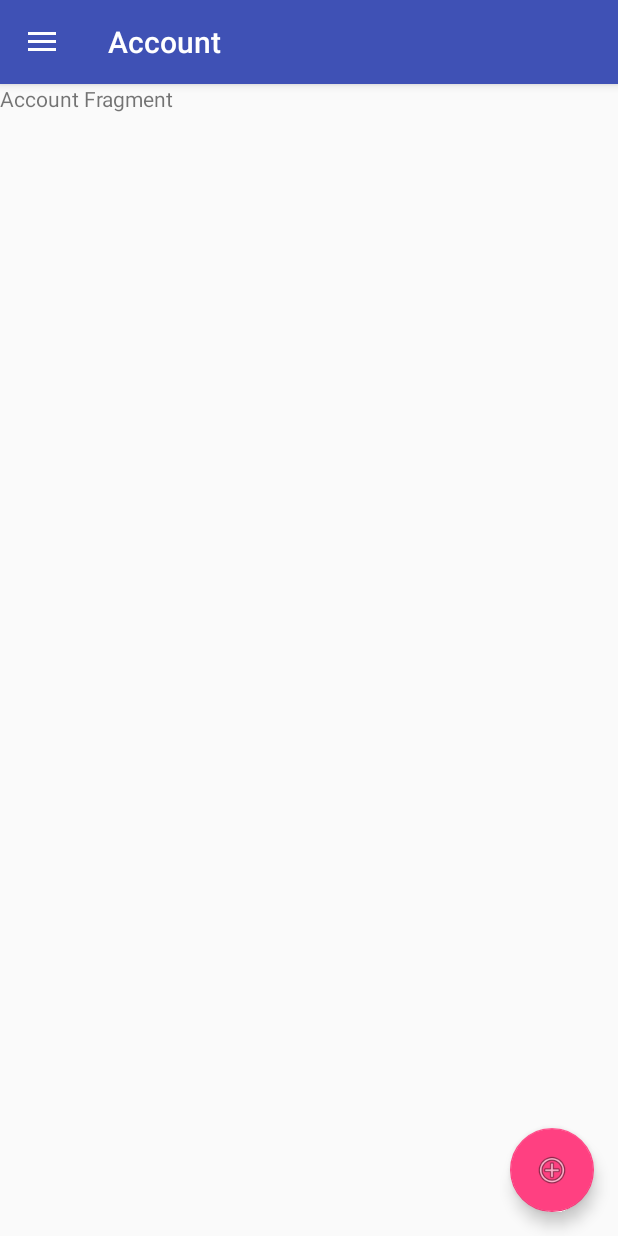
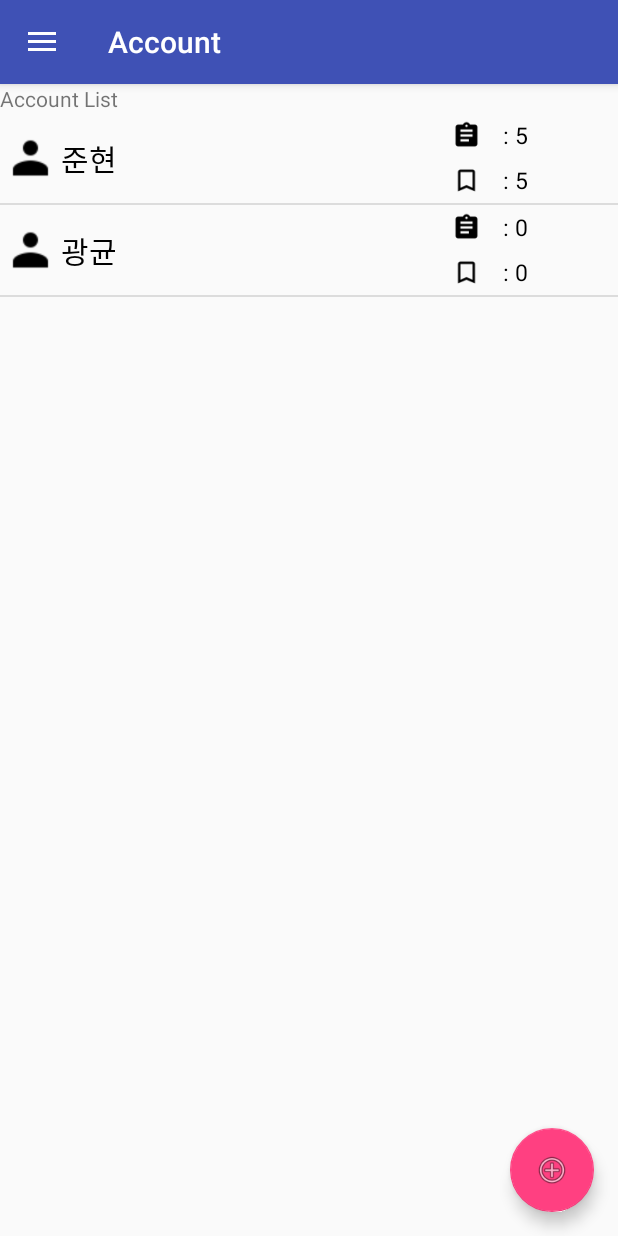
Before and after one commit to Durumari/partner, an Android app: the screen it shows after launch (MainActivity), in the side drawer, after a tap on "Account Settings", on a phone screen of 412 x 824 dp. Run offline under Robolectric (Android 15) with nearby library versions, the phone set to English and light mode, and no system bars; libraries missing offline, so code that uses them is left out: com.naver.speech, com.perples.recosdk, net.daum.mf; 16 statements that could not run were skipped.

Commit message:
updated UserManager & added userInfomation sync function.

```diff
--- /dev/null
+++ b/app/src/main/java/com/a3did/partner/account/PartnerUserInfo.java
@@ -0,0 +1,58 @@
+package com.a3did.partner.account;
+
+import com.a3did.partner.adapterlist.AchievementListData;
+import com.a3did.partner.adapterlist.AssistantListData;
+import com.a3did.partner.adapterlist.CompletedListData;
+import com.a3did.partner.adapterlist.MissedListData;
+import com.a3did.partner.adapterlist.RewardListData;
+import com.a3did.partner.adapterlist.SafetyData;
+
+import java.util.ArrayList;
+
+/**
+ * Created by Joonhyun on 2016-11-26.
+ */
+
+public class PartnerUserInfo {
+    //이름
+    public String mName;
+    //유니크 아이디
+    public int mUID;
+    //비콘 정보
+    public String mBeaconInfo;
+    //폰 번호
+    public String mUserPhoneNumber;
+    //부모님 번호
+    public String mParentPhoneNumber;
+    //보유 별
+    public int mStarNumber;
+    //일정 리스트
+    public ArrayList<AssistantListData> mScheduleInfoList;
+    //목표 리스트
+    public ArrayList<AchievementListData> mAchievementInfoList;
+
+    //리워드 리스트
+    public ArrayList<RewardListData> mRewardInfoList;
+    //위험 지역 리스트
+    public ArrayList<SafetyData> mSafetyInfoList;
+    //완료 리스트
+    public ArrayList<CompletedListData> mCompletedInfoList;
+    //실패 리스트
+    public ArrayList<MissedListData> mMissedInfoList;
+
+    public PartnerUserInfo()
+    {
+        mName = null;
+        mUID = 0;
+        mBeaconInfo = null;
+        mUserPhoneNumber = null;
+        mParentPhoneNumber = null;
+        mStarNumber = 0;
+        mScheduleInfoList = new ArrayList<AssistantListData>();
+        mAchievementInfoList = new ArrayList<AchievementListData>();
+        mRewardInfoList = new ArrayList<RewardListData>();
+        mSafetyInfoList = new ArrayList<SafetyData>();
+        mCompletedInfoList = new ArrayList<CompletedListData>();
+        mMissedInfoList = new ArrayList<MissedListData>();
+    };
+}
--- /dev/null
+++ b/app/src/main/java/com/a3did/partner/account/UserManager.java
@@ -0,0 +1,176 @@
+package com.a3did.partner.account;
+
+import android.content.Context;
+import android.icu.text.MessagePattern;
+import android.support.v4.content.ContextCompat;
+
+import com.a3did.partner.adapterlist.AchievementListData;
+import com.a3did.partner.adapterlist.AssistantListData;
+import com.a3did.partner.adapterlist.RewardListData;
+import com.a3did.partner.partner.R;
+
+import java.util.ArrayList;
+
+/**
+ * Created by Joonhyun on 2016-11-26.
+ */
+
+
+public class UserManager {
+
+    private static UserManager mInstance;
+    private ArrayList<PartnerUserInfo> mUserInfoList;
+    private PartnerUserInfo mCurrentUserInfo;
+    private Context mContext;
+    private UserManager(){
+        mInstance = null;
+        mUserInfoList = new ArrayList<PartnerUserInfo>();
+        mCurrentUserInfo = null;
+    }
+
+    public void setContext(Context context){
+        mContext = context;
+    }
+    public static UserManager getInstance(){
+        if(mInstance == null)
+            mInstance = new UserManager();
+
+        return mInstance;
+    }
+
+    public PartnerUserInfo getCurrentUserInfo(){
+        return mCurrentUserInfo;
+    }
+
+    public ArrayList<PartnerUserInfo> getUserInfoLIst(){
+        return mUserInfoList;
+    }
+    public void setCurrentUserInfo(PartnerUserInfo userInfo){
+        mCurrentUserInfo = userInfo;
+    }
+
+    public void setCurrentUserInfo(int index){
+        mCurrentUserInfo = mUserInfoList.get(index);
+    }
+
+    public String getCurrentUserName(){
+        if(mCurrentUserInfo != null){
+            return mCurrentUserInfo.mName;
+        }
+        return null;
+    }
+
+    public void generateInformation(){
+        // to do :여기에 유저들 정보 2명정도 미리 만들어 두기
+
+        //최준현
+        PartnerUserInfo userInfo = new PartnerUserInfo();
+        userInfo.mName = "준현";
+        userInfo.mStarNumber = 500;
+        userInfo.mBeaconInfo = "24DDF4118CF1440C87CDE368DAF9C93E";
+        userInfo.mUserPhoneNumber = "01093348599";
+        userInfo.mParentPhoneNumber = "01062747927";
+        userInfo.mUID = hashCode();
+        //정보 기입
+
+        //assistant
+        AssistantListData listData = new AssistantListData();
+        listData.setItem(ContextCompat.getDrawable(mContext, R.drawable.ic_assignment_black_24dp),
+                "수학 숙제하기", "11월 19일 오후 4시") ;
+        userInfo.mScheduleInfoList.add(listData);
+
+        listData = new AssistantListData();
+        listData.setItem(ContextCompat.getDrawable(mContext, R.drawable.ic_home_black_24dp),
+                "강아지 먹이주기", "11월 19일 오후 5시") ;
+        userInfo.mScheduleInfoList.add(listData);
+
+        listData = new AssistantListData();
+        listData.setItem(ContextCompat.getDrawable(mContext, R.drawable.ic_bookmark_border_black_24dp),
+                "미술학원 가기", "11월 19일 오후 6시") ;
+        userInfo.mScheduleInfoList.add(listData);
+
+        listData = new AssistantListData();
+        listData.setItem(ContextCompat.getDrawable(mContext, R.drawable.ic_assignment_black_24dp),
+                "인터넷 강의 보기", "11월 19일 오후 8시") ;
+        userInfo.mScheduleInfoList.add(listData);
+
+        listData = new AssistantListData();
+        listData.setItem(ContextCompat.getDrawable(mContext, R.drawable.ic_home_black_24dp),
+                "자기 전에 영양제먹기", "11월 19일 오후 9시") ;
+        userInfo.mScheduleInfoList.add(listData);
+
+        //achievement
+        AchievementListData achievementlistData = new AchievementListData();
+        achievementlistData.setItem(ContextCompat.getDrawable(mContext, R.drawable.ic_bookmark_border_black_24dp),
+                "수학 시험 100점 맞기", 10, "11월 19일 오후 3시", "12월 20일 오후 3시");
+        userInfo.mAchievementInfoList.add(achievementlistData);
+
+        achievementlistData = new AchievementListData();
+        achievementlistData.setItem(ContextCompat.getDrawable(mContext, R.drawable.ic_bookmark_border_black_24dp),
+                "집 어지럽히지 않고 5일 유지하기", 5, "11월 19일 오후 4시", "11월 24일 오후 4시");
+        userInfo.mAchievementInfoList.add(achievementlistData);
+
+        achievementlistData = new AchievementListData();
+        achievementlistData.setItem(ContextCompat.getDrawable(mContext, R.drawable.ic_bookmark_border_black_24dp),
+                "두시간 집중해서 독서하기", 1, "11월 19일 오후 5시", "11월 29일 오후 7시");
+        userInfo.mAchievementInfoList.add(achievementlistData);
+
+        achievementlistData = new AchievementListData();
+        achievementlistData.setItem(ContextCompat.getDrawable(mContext, R.drawable.ic_bookmark_border_black_24dp),
+                "운동 주 5회 하기", 2, "11월 19일 오후 9시", "11월 26일 오후 9시");
+        userInfo.mAchievementInfoList.add(achievementlistData);
+
+        achievementlistData = new AchievementListData();
+        achievementlistData.setItem(ContextCompat.getDrawable(mContext, R.drawable.ic_bookmark_border_black_24dp),
+                "강아지 목욕시켜주기", 1, "11월 20일 오후 8시", "11월 20일 오후 9시");
+        userInfo.mAchievementInfoList.add(achievementlistData);
+
+        //reward
+        RewardListData rewardListData = new RewardListData();
+        // 첫 번째 아이템 추가.
+        rewardListData.setItem(ContextCompat.getDrawable(mContext, R.drawable.ic_card_giftcard_black_24dp),
+                "뽀로로 컴퓨터 사기", 100); ;
+        userInfo.mRewardInfoList.add(rewardListData);
+        // 두 번째 아이템 추가.
+        rewardListData = new RewardListData();
+        rewardListData.setItem(ContextCompat.getDrawable(mContext, R.drawable.ic_card_giftcard_black_24dp),
+                "놀이동산 가기", 60) ;
+        userInfo.mRewardInfoList.add(rewardListData);
+
+        // 세 번째 아이템 추가.
+        rewardListData = new RewardListData();
+        rewardListData.setItem(ContextCompat.getDrawable(mContext, R.drawable.ic_card_giftcard_black_24dp),
+                "짜장면 먹기",  10) ;
+        userInfo.mRewardInfoList.add(rewardListData);
+
+        // 네 번째 아이템 추가.
+        rewardListData = new RewardListData();
+        rewardListData.setItem(ContextCompat.getDrawable(mContext, R.drawable.ic_card_giftcard_black_24dp),
+                "컴퓨터 이용 1시간 쿠폰!", 20) ;
+        userInfo.mRewardInfoList.add(rewardListData);
+
+        //safety
+
+        //completed
+
+        //missed
+
+        mUserInfoList.add(userInfo);
+
+
+        //서광균
+        userInfo = new PartnerUserInfo();
+        userInfo.mName = "광균";
+        userInfo.mStarNumber = 400;
+        userInfo.mBeaconInfo = "";
+        userInfo.mUserPhoneNumber = "01093348599";
+        userInfo.mParentPhoneNumber = "01062747927";
+        userInfo.mUID = hashCode();
+
+        //정보 기입
+
+
+        mUserInfoList.add(userInfo);
+
+    }
+}
--- a/app/src/main/java/com/a3did/partner/fragmentlist/AccountFragment.java
+++ b/app/src/main/java/com/a3did/partner/fragmentlist/AccountFragment.java
@@ -4,10 +4,15 @@ import android.content.Context;
 import android.net.Uri;
 import android.os.Bundle;
 import android.app.Fragment;
+import android.support.v4.content.ContextCompat;
 import android.view.LayoutInflater;
 import android.view.View;
 import android.view.ViewGroup;
+import android.widget.ListView;
 
+import com.a3did.partner.account.UserManager;
+import com.a3did.partner.adapterlist.AccountListAdapter;
+import com.a3did.partner.adapterlist.AssistantListAdapter;
 import com.a3did.partner.partner.R;
 
 
@@ -31,6 +36,9 @@ public class AccountFragment extends android.support.v4.app.Fragment {
     private String mParam2;
 
     private OnFragmentInteractionListener mListener;
+
+    ListView mListView;
+    AccountListAdapter mListAdapter;
 
     public AccountFragment() {
         // Required empty public constructor
@@ -67,7 +75,16 @@ public class AccountFragment extends android.support.v4.app.Fragment {
     public View onCreateView(LayoutInflater inflater, ViewGroup container,
                              Bundle savedInstanceState) {
         // Inflate the layout for this fragment
-        return inflater.inflate(R.layout.fragment_account, container, false);
+        View v = inflater.inflate(R.layout.fragment_account, container, false);
+
+        mListAdapter = new AccountListAdapter();
+        UserManager userManager = UserManager.getInstance();
+        mListAdapter.setList(userManager.getUserInfoLIst());
+
+        mListView = (ListView)v.findViewById(R.id.Account_list);
+        mListView.setAdapter(mListAdapter);
+        return v;
+
     }
 
     // TODO: Rename method, update argument and hook method into UI event
--- a/app/src/main/java/com/a3did/partner/fragmentlist/AchievementFragment.java
+++ b/app/src/main/java/com/a3did/partner/fragmentlist/AchievementFragment.java
@@ -11,6 +11,8 @@ import android.view.ViewGroup;
 import android.widget.ArrayAdapter;
 import android.widget.ListView;
 
+import com.a3did.partner.account.PartnerUserInfo;
+import com.a3did.partner.account.UserManager;
 import com.a3did.partner.adapterlist.AchievementListAdapter;
 import com.a3did.partner.partner.R;
 
@@ -76,28 +78,14 @@ public class AchievementFragment extends android.support.v4.app.Fragment {
                              Bundle savedInstanceState) {
         // Inflate the layout for this fragment
         View v = inflater.inflate(R.layout.fragment_achievement, container, false);
-        /*mDateList = new ArrayList<String>();
-        mDateList.add("Goal 1");
-        mDateList.add("Goal 2");
-        mDateList.add("Goal 3");
-        mDateList.add("Goal 4");
-        mDateList.add("Goal 5");
-        mListView = (ListView)v.findViewById(R.id.goal_list);
-        mListAdapter = new ArrayAdapter(getActivity(), android.R.layout.simple_expandable_list_item_1,mDateList);
-        mListView.setAdapter(mListAdapter);*/
 
         mListAdapter = new AchievementListAdapter();
 
-        mListAdapter.addItem(ContextCompat.getDrawable(v.getContext(), R.drawable.ic_bookmark_border_black_24dp),
-                "수학 시험 100점 맞기", 10, "11월 19일 오후 3시", "12월 20일 오후 3시");
-        mListAdapter.addItem(ContextCompat.getDrawable(v.getContext(), R.drawable.ic_bookmark_border_black_24dp),
-                "집 어지럽히지 않고 5일 유지하기", 5, "11월 19일 오후 4시", "11월 24일 오후 4시");
-        mListAdapter.addItem(ContextCompat.getDrawable(v.getContext(), R.drawable.ic_bookmark_border_black_24dp),
-                "두시간 집중해서 독서하기", 1, "11월 19일 오후 5시", "11월 29일 오후 7시");
-        mListAdapter.addItem(ContextCompat.getDrawable(v.getContext(), R.drawable.ic_bookmark_border_black_24dp),
-                "운동 주 5회 하기", 2, "11월 19일 오후 9시", "11월 26일 오후 9시");
-        mListAdapter.addItem(ContextCompat.getDrawable(v.getContext(), R.drawable.ic_bookmark_border_black_24dp),
-                "강아지 목욕시켜주기", 1, "11월 20일 오후 8시", "11월 20일 오후 9시");
+        UserManager userManager = UserManager.getInstance();
+        PartnerUserInfo userInfo = userManager.getCurrentUserInfo();
+        if(userInfo != null){
+            mListAdapter.setList(userInfo.mAchievementInfoList);
+        }
 
         mListView = (ListView)v.findViewById(R.id.goal_list);
         mListView.setAdapter(mListAdapter);
--- a/app/src/main/java/com/a3did/partner/fragmentlist/AssistantFragment.java
+++ b/app/src/main/java/com/a3did/partner/fragmentlist/AssistantFragment.java
@@ -11,6 +11,8 @@ import android.view.ViewGroup;
 import android.widget.ArrayAdapter;
 import android.widget.ListView;
 
+import com.a3did.partner.account.PartnerUserInfo;
+import com.a3did.partner.account.UserManager;
 import com.a3did.partner.adapterlist.AssistantListAdapter;
 import com.a3did.partner.adapterlist.AssistantListData;
 import com.a3did.partner.partner.R;
@@ -92,23 +94,11 @@ public class AssistantFragment extends android.support.v4.app.Fragment {
         mListView.setAdapter(mListAdapter);*/
 
         mListAdapter = new AssistantListAdapter();
-        // 첫 번째 아이템 추가.
-        mListAdapter.addItem(ContextCompat.getDrawable(v.getContext(), R.drawable.ic_home_black_24dp),
-                "방 청소하기", "11월 19일 오후 3시") ;
-        // 두 번째 아이템 추가.
-        mListAdapter.addItem(ContextCompat.getDrawable(v.getContext(), R.drawable.ic_assignment_black_24dp),
-                "수학 숙제하기", "11월 19일 오후 4시") ;
-        // 세 번째 아이템 추가.
-        mListAdapter.addItem(ContextCompat.getDrawable(v.getContext(), R.drawable.ic_home_black_24dp),
-                "강아지 먹이주기", "11월 19일 오후 5시") ;
-
-        mListAdapter.addItem(ContextCompat.getDrawable(v.getContext(), R.drawable.ic_bookmark_border_black_24dp),
-                "미술학원 가기", "11월 19일 오후 6시") ;
-        mListAdapter.addItem(ContextCompat.getDrawable(v.getContext(), R.drawable.ic_assignment_black_24dp),
-                "인터넷 강의 보기", "11월 19일 오후 8시") ;
-        mListAdapter.addItem(ContextCompat.getDrawable(v.getContext(), R.drawable.ic_home_black_24dp),
-                "자기 전에 영양제먹기", "11월 19일 오후 9시") ;
-
+        UserManager userManager = UserManager.getInstance();
+        PartnerUserInfo userInfo = userManager.getCurrentUserInfo();
+        if(userInfo != null){
+            mListAdapter.setList(userInfo.mScheduleInfoList);
+        }
         mListView = (ListView)v.findViewById(R.id.schedule_list);
         mListView.setAdapter(mListAdapter);
         return v;
--- a/app/src/main/java/com/a3did/partner/fragmentlist/RewardFragment.java
+++ b/app/src/main/java/com/a3did/partner/fragmentlist/RewardFragment.java
@@ -22,6 +22,8 @@ import android.widget.ListView;
 import android.widget.TextView;
 import android.widget.Toast;
 
+import com.a3did.partner.account.PartnerUserInfo;
+import com.a3did.partner.account.UserManager;
 import com.a3did.partner.adapterlist.AssistantListAdapter;
 import com.a3did.partner.adapterlist.RewardListAdapter;
 import com.a3did.partner.adapterlist.RewardListData;
@@ -95,22 +97,15 @@ public class RewardFragment extends android.support.v4.app.Fragment {
         View v = inflater.inflate(R.layout.fragment_reward, container, false);
 
         mTextView = (TextView)v.findViewById(R.id.star_number) ;
-        mTextView.setText(mStarNum + "");
         mContext = v.getContext();
         mListAdapter = new RewardListAdapter();
 
-        // 첫 번째 아이템 추가.
-        mListAdapter.addItem(ContextCompat.getDrawable(v.getContext(), R.drawable.ic_card_giftcard_black_24dp),
-                "뽀로로 컴퓨터 사기", 100) ;
-        // 두 번째 아이템 추가.
-        mListAdapter.addItem(ContextCompat.getDrawable(v.getContext(), R.drawable.ic_card_giftcard_black_24dp),
-                "놀이동산 가기", 60) ;
-        // 세 번째 아이템 추가.
-        mListAdapter.addItem(ContextCompat.getDrawable(v.getContext(), R.drawable.ic_card_giftcard_black_24dp),
-                "짜장면 먹기",  10) ;
-
-        mListAdapter.addItem(ContextCompat.getDrawable(v.getContext(), R.drawable.ic_card_giftcard_black_24dp),
-                "컴퓨터 이용 1시간 쿠폰!", 20) ;
+        UserManager userManager = UserManager.getInstance();
+        PartnerUserInfo userInfo = userManager.getCurrentUserInfo();
+        if(userInfo != null){
+            mListAdapter.setList(userInfo.mRewardInfoList);
+        }
+        mTextView.setText(userInfo.mStarNumber + "");
 
         mListView = (ListView)v.findViewById(R.id.reward_list);
         mListView.setAdapter(mListAdapter);
@@ -120,10 +115,15 @@ public class RewardFragment extends android.support.v4.app.Fragment {
                     public boolean onItemLongClick(AdapterView<?> parent, View view, int position, long id) {
 
                         RewardListData data = (RewardListData)mListAdapter.getItem(position);
-                        sendMessage("01062747927","[Partner] 준현이가 별을 모아서 "  + "'" + data.getTitle() + "'" + "을 선물로 받기를 원해요~^^" );
+                        UserManager userManager = UserManager.getInstance();
+                        PartnerUserInfo userInfo = userManager.getCurrentUserInfo();
+                        if(userInfo != null){
+                            mListAdapter.setList(userInfo.mRewardInfoList);
+                        }
+                        sendMessage(userInfo.mParentPhoneNumber,"[Partner] 준현이가 별을 모아서 "  + "'" + data.getTitle() + "'" + "을 선물로 받기를 원해요~^^" );
                         //sendMessage("01093348599","[Partner] 준현이가 별을 모아서 "  + "'" + data.getTitle() + "'" + "을 선물로 받기를 원해요~^^" );
-                        mStarNum  -= data.getStarNum();
-                        mTextView.setText(mStarNum + "");
+                        userInfo.mStarNumber  -= data.getStarNum();
+                        mTextView.setText(userInfo.mStarNumber + "");
 
                         mListAdapter.getList().remove(position);
                         mListAdapter.notifyDataSetChanged();
--- a/app/src/main/java/com/a3did/partner/gps/MyLocListener.java
+++ b/app/src/main/java/com/a3did/partner/gps/MyLocListener.java
@@ -19,12 +19,12 @@ public class MyLocListener implements LocationListener {
 //    MyLocListener(){
 //
 //    }
-    TextView t;
+    //TextView t;
     @Override
     public void onLocationChanged(Location location)
     {
 
-        t = (TextView) t.findViewById(R.id.textView_coordinate);
+        //t = (TextView) t.findViewById(R.id.textView_coordinate);
 
         if(location != null)
         {
@@ -34,7 +34,7 @@ public class MyLocListener implements LocationListener {
             Log.e("TEST", "ERROR: no gps location ");
 
         }
-        t.append(" " + location.getLongitude()+ " " +location.getLatitude());
+        //t.append(" " + location.getLongitude()+ " " +location.getLatitude());
     }
 
     @Override
--- a/app/src/main/java/com/a3did/partner/partner/MainActivity.java
+++ b/app/src/main/java/com/a3did/partner/partner/MainActivity.java
@@ -30,6 +30,7 @@ import android.widget.ListView;
 import android.widget.RadioGroup;
 import android.widget.Toast;
 
+import com.a3did.partner.account.UserManager;
 import com.a3did.partner.fragmentlist.AccountFragment;
 import com.a3did.partner.fragmentlist.AchievementFragment;
 import com.a3did.partner.fragmentlist.AssistantFragment;
@@ -73,7 +74,7 @@ public class MainActivity extends RecoRangingActivity
         MissedListFragment.OnFragmentInteractionListener,
         RewardFragment.OnFragmentInteractionListener,
         SafetyFragment.OnFragmentInteractionListener, TextToSpeechListener
-         {
+{
 
 
     DefaultFragment mDefaultFragment;
@@ -98,6 +99,8 @@ public class MainActivity extends RecoRangingActivity
     private AudioWriterPCM writer;
     private boolean isRunning;
     public static TextToSpeechClient ttsClient;
+
+    public UserManager mUserManager;
 
     // Intent intent;
 
@@ -203,6 +206,16 @@ public class MainActivity extends RecoRangingActivity
         super.onCreate(savedInstanceState);
         setContentView(R.layout.activity_main);
         setSupportActionBar(toolbar);
+
+
+        //User Management Instance
+        mUserManager = mUserManager.getInstance();
+        mUserManager.setContext(this);
+        //기본 정보 기입
+        mUserManager.generateInformation();
+        mUserManager.setCurrentUserInfo(0);
+
+
 
         //intent = new Intent(this, RecoBackgroundRangingService.class);
         //startService(intent);
@@ -592,8 +605,11 @@ public class MainActivity extends RecoRangingActivity
      @Override
      public void didRangeBeaconsInRegion(Collection<RECOBeacon> recoBeacons, RECOBeaconRegion recoRegion) {
          Log.i("RECORangingActivity", "didRangeBeaconsInRegion() region: " + recoRegion.getUniqueIdentifier() + ", number of beacons ranged: " + recoBeacons.size());
+
          if(recoBeacons.size() != 0)
          {
+             RECOBeacon beco = recoBeacons.iterator().next();
+             Log.d("test", beco.getProximityUuid());
              if(!login) {
                  if(!ttsClient.isPlaying())
                      login = true;
--- a/app/src/main/res/layout/fragment_account.xml
+++ b/app/src/main/res/layout/fragment_account.xml
@@ -5,9 +5,22 @@
     tools:context="com.a3did.partner.fragmentlist.AccountFragment">
 
     <!-- TODO: Update blank fragment layout -->
-    <TextView
+    <!-- TODO: Update blank fragment layout -->
+    <LinearLayout
         android:layout_width="match_parent"
         android:layout_height="match_parent"
-        android:text="Account Fragment" />
+        android:orientation="vertical">
+        <!-- TODO: Update blank fragment layout -->
+        <TextView
+            android:layout_width="match_parent"
+            android:layout_height="wrap_content"
+            android:text="Account List" />
+
+        <ListView
+            android:layout_width="match_parent"
+            android:layout_height="match_parent"
+            android:id="@+id/Account_list">
+        </ListView>
+    </LinearLayout>
 
 </FrameLayout>
--- /dev/null
+++ b/app/src/main/res/layout/list_row_account.xml
@@ -0,0 +1,104 @@
+<?xml version="1.0" encoding="utf-8"?>
+<LinearLayout xmlns:android="http://schemas.android.com/apk/res/android"
+    android:orientation="horizontal" android:layout_width="match_parent"
+    android:layout_height="60dp">
+
+    <ImageView
+        android:layout_width="30dp"
+        android:layout_height="match_parent"
+        android:layout_margin="5dp"
+        android:layout_marginLeft="2dp"
+        android:src="@drawable/ic_person_black_24dp"
+         />
+
+        <LinearLayout
+            android:orientation="horizontal"
+            android:layout_width="wrap_content"
+            android:layout_height="wrap_content"
+            android:layout_marginTop="15dp"
+            >
+            <TextView
+                android:layout_width="250dp"
+                android:layout_height="match_parent"
+                android:text="방 청소 하기"
+                android:id="@+id/textView_username"
+                android:textSize="20dp"
+                android:textColor="#000000"
+                android:gravity="center_vertical|left"
+            />
+
+        </LinearLayout>
+
+    <LinearLayout
+        android:orientation="vertical"
+        android:layout_width="match_parent"
+        android:layout_height="match_parent">
+
+        <LinearLayout
+            android:orientation="horizontal"
+            android:layout_width="match_parent"
+            android:layout_height="match_parent"
+            android:layout_weight="1">
+            <ImageView
+                android:layout_width="30dp"
+                android:layout_height="match_parent"
+                android:layout_margin="5dp"
+                android:layout_marginLeft="2dp"
+                android:src="@drawable/ic_assignment_black_24dp"
+                />
+            <TextView
+                android:layout_width="wrap_content"
+                android:layout_height="match_parent"
+                android:text=" : "
+                android:textSize="15dp"
+                android:textColor="#000000"
+                android:gravity="center_vertical|left"
+                />
+            <TextView
+                android:layout_width="match_parent"
+                android:layout_height="match_parent"
+                android:text="3"
+                android:id="@+id/text_account_schedule"
+                android:textSize="15dp"
+                android:textColor="#000000"
+                android:gravity="center_vertical|left"
+                />
+        </LinearLayout>
+
+        <LinearLayout
+            android:orientation="horizontal"
+            android:layout_width="match_parent"
+            android:layout_height="match_parent"
+            android:layout_weight="1">
+            <ImageView
+                android:layout_width="30dp"
+                android:layout_height="match_parent"
+                android:layout_margin="5dp"
+                android:layout_marginLeft="2dp"
+                android:src="@drawable/ic_bookmark_border_black_24dp"
+                />
+            <TextView
+                android:layout_width="wrap_content"
+                android:layout_height="match_parent"
+                android:text=" : "
+                android:textSize="15dp"
+                android:textColor="#000000"
+                android:gravity="center_vertical|left"
+                />
+
+            <TextView
+                android:layout_width="match_parent"
+                android:layout_height="match_parent"
+                android:text="3"
+                android:id="@+id/text_account_goal"
+                android:textSize="15dp"
+                android:textColor="#000000"
+                android:gravity="center_vertical|left"
+                android:layout_weight="1"
+                />
+        </LinearLayout>
+
+    </LinearLayout>
+
+
+</LinearLayout>
```
Also changed, not shown: app/src/main/res/drawable/ic_person_black_24dp.png (added).
